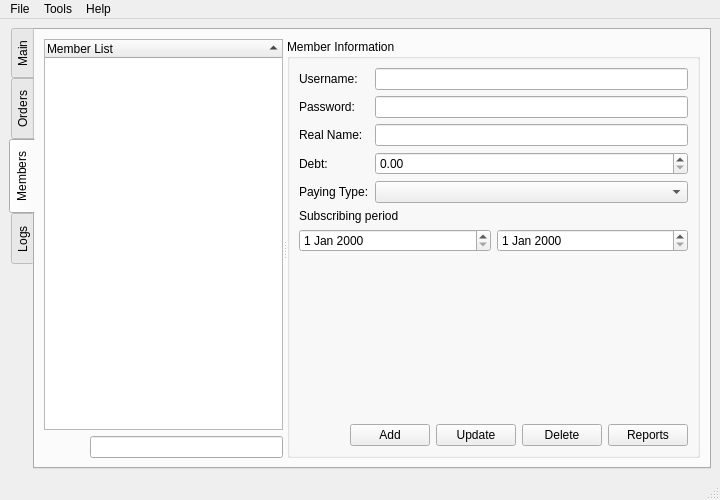
Before: the Qt Designer form pykafe/server/mainwindow.ui in jnmbk/pykafe, drawn with Qt 5.
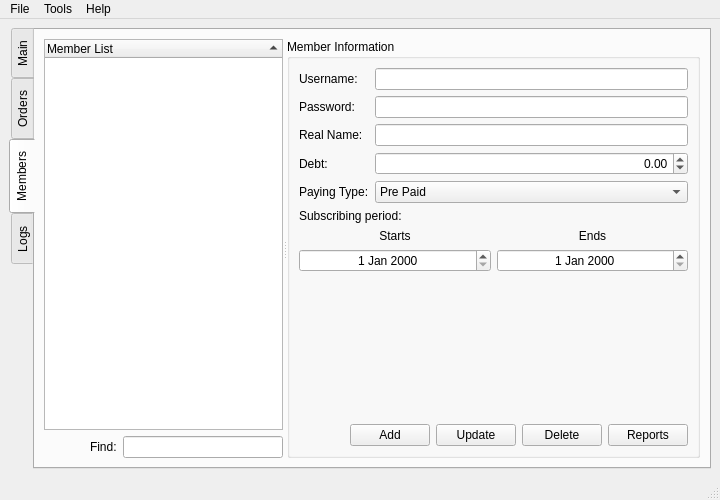
After: the same form once the commit is applied. The open tabs and pages were chosen to show the change. Icons and pictures are not drawn.

Commit message: member things are done

```diff
--- a/pykafe/server/mainwindow.ui
+++ b/pykafe/server/mainwindow.ui
@@ -581,7 +581,14 @@
                </widget>
               </item>
               <item>
-               <widget class="QLineEdit" name="lineEdit" >
+               <widget class="QLabel" name="label" >
+                <property name="text" >
+                 <string>Find:</string>
+                </property>
+               </widget>
+              </item>
+              <item>
+               <widget class="QLineEdit" name="members_filter" >
                 <property name="statusTip" >
                  <string>Type some letters to filter</string>
                 </property>
@@ -710,7 +717,18 @@
                </widget>
               </item>
               <item row="4" column="1" >
-               <widget class="QComboBox" name="members_payingType" />
+               <widget class="QComboBox" name="members_payingType" >
+                <item>
+                 <property name="text" >
+                  <string>Pre Paid</string>
+                 </property>
+                </item>
+                <item>
+                 <property name="text" >
+                  <string>Normal</string>
+                 </property>
+                </item>
+               </widget>
               </item>
               <item row="2" column="1" >
                <widget class="QLineEdit" name="members_realName" />
@@ -756,7 +774,17 @@
                <widget class="QLineEdit" name="members_username" />
               </item>
               <item row="3" column="1" >
-               <widget class="QDoubleSpinBox" name="members_debt" />
+               <widget class="QDoubleSpinBox" name="members_debt" >
+                <property name="alignment" >
+                 <set>Qt::AlignRight</set>
+                </property>
+                <property name="maximum" >
+                 <double>1000000000.000000000000000</double>
+                </property>
+                <property name="minimum" >
+                 <double>-1000000000.000000000000000</double>
+                </property>
+               </widget>
               </item>
              </layout>
             </item>
@@ -768,21 +796,49 @@
               <property name="spacing" >
                <number>6</number>
               </property>
-              <item row="1" column="1" >
-               <widget class="QDateEdit" name="members_dateEdit_2" />
+              <item row="2" column="0" >
+               <widget class="QDateEdit" name="members_dateEdit" >
+                <property name="alignment" >
+                 <set>Qt::AlignHCenter</set>
+                </property>
+               </widget>
               </item>
               <item row="0" column="0" colspan="2" >
                <widget class="QLabel" name="textLabel7" >
                 <property name="text" >
-                 <string>Subscribing period</string>
+                 <string>Subscribing period:</string>
                 </property>
                 <property name="wordWrap" >
                  <bool>false</bool>
                 </property>
                </widget>
               </item>
+              <item row="2" column="1" >
+               <widget class="QDateEdit" name="members_dateEdit_2" >
+                <property name="alignment" >
+                 <set>Qt::AlignHCenter</set>
+                </property>
+               </widget>
+              </item>
               <item row="1" column="0" >
-               <widget class="QDateEdit" name="members_dateEdit" />
+               <widget class="QLabel" name="label_2" >
+                <property name="text" >
+                 <string>Starts</string>
+                </property>
+                <property name="alignment" >
+                 <set>Qt::AlignCenter</set>
+                </property>
+               </widget>
+              </item>
+              <item row="1" column="1" >
+               <widget class="QLabel" name="label_3" >
+                <property name="text" >
+                 <string>Ends</string>
+                </property>
+                <property name="alignment" >
+                 <set>Qt::AlignCenter</set>
+                </property>
+               </widget>
               </item>
              </layout>
             </item>
```
Left out of the diff: 135 changed lines with no effect on the pictures. The commit also changes 5 other files.
